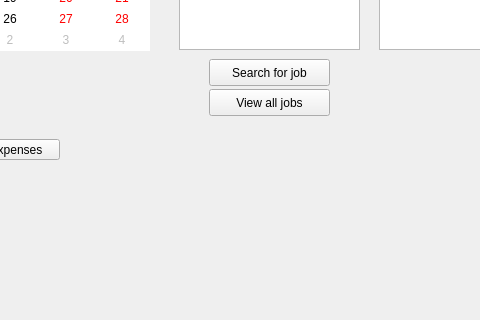
Old version of the form dialogs/main/MainWindow.ui in the repository supermaximo93/Computing_Project; both pictures show x 311 to 791 and y 178 to 498 of the 896 by 498 pixel window.
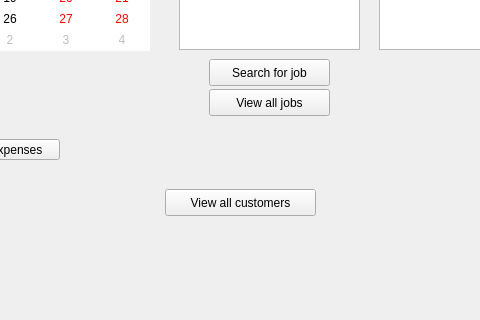
New version of the form.

Commit message: Added Customer controller code

The edit to the form file:
```diff
--- a/dialogs/main/MainWindow.ui
+++ b/dialogs/main/MainWindow.ui
@@ -300,6 +300,19 @@
      <string>View all jobs</string>
     </property>
    </widget>
+   <widget class="QPushButton" name="pushButton">
+    <property name="geometry">
+     <rect>
+      <x>476</x>
+      <y>350</y>
+      <width>151</width>
+      <height>27</height>
+     </rect>
+    </property>
+    <property name="text">
+     <string>View all customers</string>
+    </property>
+   </widget>
   </widget>
   <widget class="QMenuBar" name="menuBar">
    <property name="geometry">
```
The commit also changes 9 other files.
